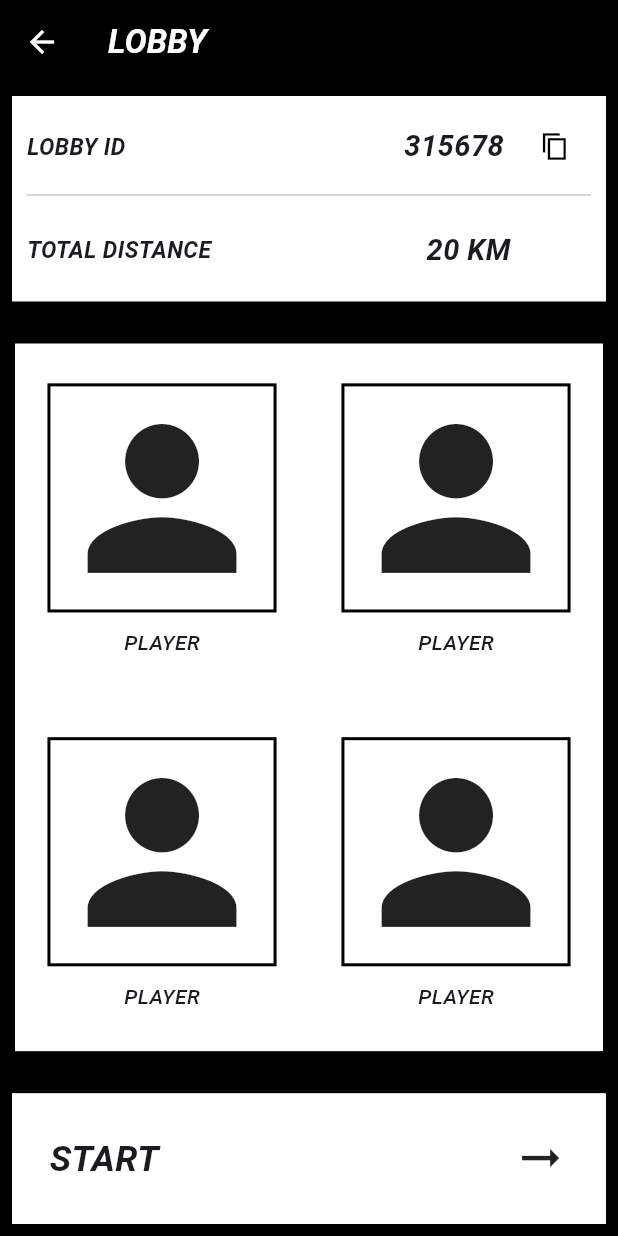
After one commit to nitish12rm/kompete, a Flutter app: the LobbyScreen screen opened directly, on a phone screen of 412 x 824 dp. The commit adds this screen. Run offline on Flutter 3.47's test engine with Material 3 defaults, Android fonts, the phone set to English and light mode, and no system bars; our stand-ins replace dio, flutter_map, flutter_typeahead, geolocator, get, google_maps_flutter and 3 more; missing offline and left inert: flutter_polyline_points; accounts and stored records are empty.

Commit message:
created lobby screen

```diff
--- a/lib/features/race/screens/classic_mode.dart
+++ b/lib/features/race/screens/classic_mode.dart
@@ -207,6 +207,17 @@ class ClassicModeScreen extends StatelessWidget {
   }
 
   Widget _buildPlayerWidget() {
+    return Players();
+  }
+}
+
+class Players extends StatelessWidget {
+  const Players({
+    super.key,
+  });
+
+  @override
+  Widget build(BuildContext context) {
     return Column(
       mainAxisAlignment: MainAxisAlignment.center,
       children: [
@@ -216,12 +227,13 @@ class ClassicModeScreen extends StatelessWidget {
           ),
           child: Icon(
             Icons.person,
-            size: 25.sp,
+            size: 50.sp,
           ),
         ),
+        SizedBox(height: 10,),
         Text(
           'PLAYER',
-          style: TextStyle(fontWeight: FontWeight.w400),
+          style: TextStyle(fontWeight: FontWeight.w500,fontStyle: FontStyle.italic),
         ),
       ],
     );
--- /dev/null
+++ b/lib/features/race/screens/lobby/lobby_screen.dart
@@ -0,0 +1,167 @@
+import 'package:flutter/material.dart';
+import 'package:flutter/services.dart';
+import 'package:kompete/app.dart';
+import 'package:responsive_sizer/responsive_sizer.dart';
+
+import '../classic_mode.dart';
+
+class LobbyScreen extends StatelessWidget {
+  const LobbyScreen({super.key});
+
+  @override
+  Widget build(BuildContext context) {
+    return Scaffold(
+      resizeToAvoidBottomInset: false,
+      backgroundColor: Colors.black,
+      appBar: AppBar(
+        title: Text("LOBBY", style: TextStyle(
+            fontWeight: FontWeight.bold,
+            fontStyle: FontStyle.italic),
+        ),
+        foregroundColor: Colors.white,
+        backgroundColor: Colors.black,
+      ),
+      body: Column(
+        children: [
+          Padding(
+            padding: const EdgeInsets.all(8.0),
+            child: Container(
+              color: Colors.white,
+              child: Padding(
+                padding: const EdgeInsets.all(10.0),
+                child: Column(
+                  children: [
+                    Row(
+                      children: [
+                        Text(
+                          "LOBBY ID",
+                          style: TextStyle(
+                            fontSize: 16.sp,
+                              fontWeight: FontWeight.bold,
+                              fontStyle: FontStyle.italic),
+                        ),
+                        Spacer(),
+                        Text(
+                          "315678",
+                          style: TextStyle(
+                              fontSize: 18.sp,
+
+                              fontWeight: FontWeight.bold,
+                              fontStyle: FontStyle.italic),
+                        ),
+                        SizedBox(
+                          width: 10,
+                        ),
+                        IconButton(
+                            onPressed: () {
+                              Clipboard.setData(ClipboardData(text: "lobbyId"));
+                              final snackBar = SnackBar(
+                                content: Text('Lobby ID copied to clipboard!'),
+                              );
+                              ScaffoldMessenger.of(context).showSnackBar(snackBar);
+                            },
+                            icon: Icon(
+                              Icons.copy_sharp,
+                              color: Colors.black,
+                              size: 18.sp,
+                            ))
+                      ],
+                    ),
+                    Divider(),
+                    SizedBox(
+                      height: 15,
+                    ),
+                    Row(
+                      children: [
+                        Text(
+                          "TOTAL DISTANCE",
+                          style: TextStyle(
+                            fontSize: 16.sp,
+                              fontWeight: FontWeight.bold,
+                              fontStyle: FontStyle.italic),
+                        ),
+                        Spacer(),
+                        Text(
+                          "20 KM",
+                          style: TextStyle(
+                              fontSize: 18.sp,
+                              fontWeight: FontWeight.bold,
+                              fontStyle: FontStyle.italic),
+                        ),
+                        SizedBox(
+                          width: 30.sp,
+                        ),
+                      ],
+                    ),
+                    SizedBox(
+                      height: 10,
+                    ),
+                  ],
+                ),
+              ),
+            ),
+          ),
+          SizedBox(
+            height: 10,
+          ),
+          ///Players
+          Expanded(
+            child: Padding(
+              padding: const EdgeInsets.all(10.0),
+              child: Container(
+                color: Colors.white,
+                child: Column(
+                  children: [
+                    Expanded(
+                      child: Row(
+                        mainAxisAlignment: MainAxisAlignment.spaceAround,
+                        children: [
+                          Players(),
+                          Players(),
+                        ],
+                      ),
+                    ),
+                    Expanded(
+                      child: Row(
+                        mainAxisAlignment: MainAxisAlignment.spaceAround,
+                        children: [
+                          Players(),
+                          Players(),
+                        ],
+                      ),
+                    ),
+                  ],
+                ),
+              ),
+            ),
+          ),
+          SizedBox(
+            height: 10,
+          ),
+          Padding(
+            padding: const EdgeInsets.all(8.0),
+            child: Container(
+              color: Colors.white,
+              child: Padding(
+                padding: const EdgeInsets.all(25.0),
+                child: Row(
+                  mainAxisAlignment: MainAxisAlignment.spaceBetween,
+                  children: [
+                    Text(
+                      "START",
+                      style: TextStyle(
+                          fontWeight: FontWeight.bold,
+                          fontStyle: FontStyle.italic,
+                          fontSize: 20.sp),
+                    ),
+                    Icon(Icons.arrow_right_alt_outlined,size: 25.sp,)
+                  ],
+                ),
+              ),
+            ),
+          ),
+        ],
+      ),
+    );
+  }
+}
--- a/lib/main.dart
+++ b/lib/main.dart
@@ -1,7 +1,12 @@
 import 'package:flutter/material.dart';
+import 'package:get/get.dart';
+import 'package:get/get_core/src/get_main.dart';
 
 import 'app.dart';
+import 'logic/authentication/user.dart';
 
 void main() {
+
+
   runApp(const MyApp());
 }
--- a/pubspec.yaml
+++ b/pubspec.yaml
@@ -45,6 +45,9 @@ dependencies:
   http: ^1.2.2
   geolocator: ^13.0.1
   flutter_polyline_points: ^2.1.0
+  dio: ^5.6.0
+  pretty_dio_logger: ^1.4.0
+  shared_preferences: ^2.3.2
 
 
 
```
Also changed, not shown: lib/app.dart (+6 -3 lines), lib/data/model/Lobby/lobby_model.dart (added, +69 -0 lines), lib/features/race/screens/mode_select_screen.dart (+40 -8 lines), lib/features/race/screens/race_initial_screen.dart (+14 -6 lines), pubspec.lock.
